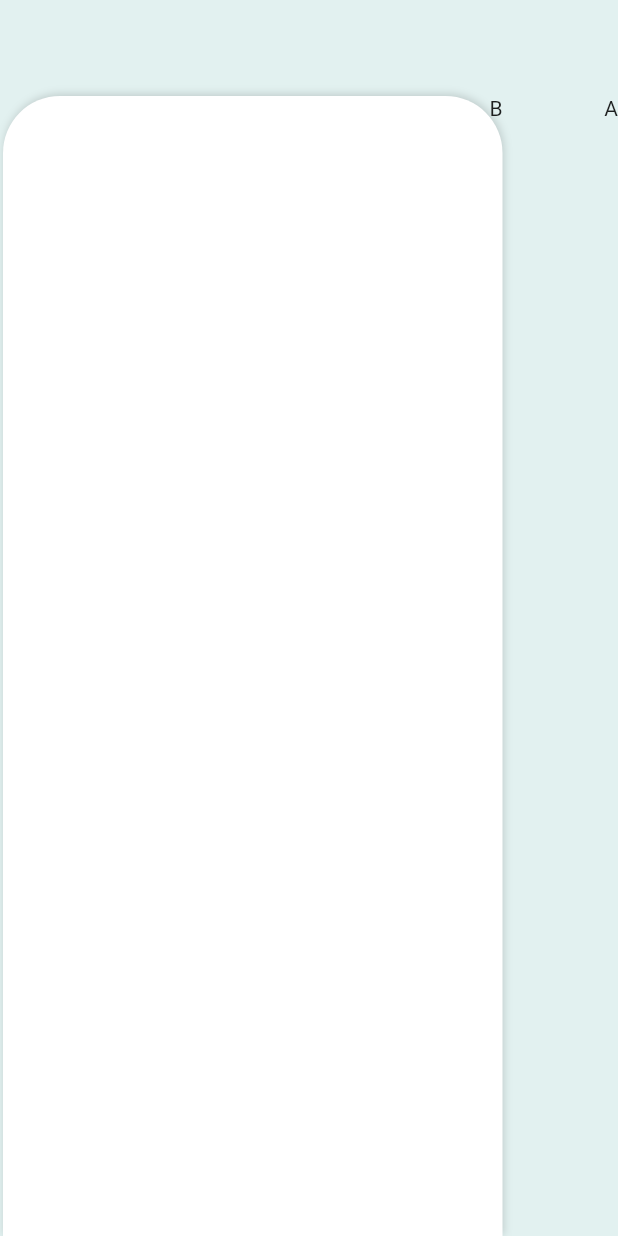
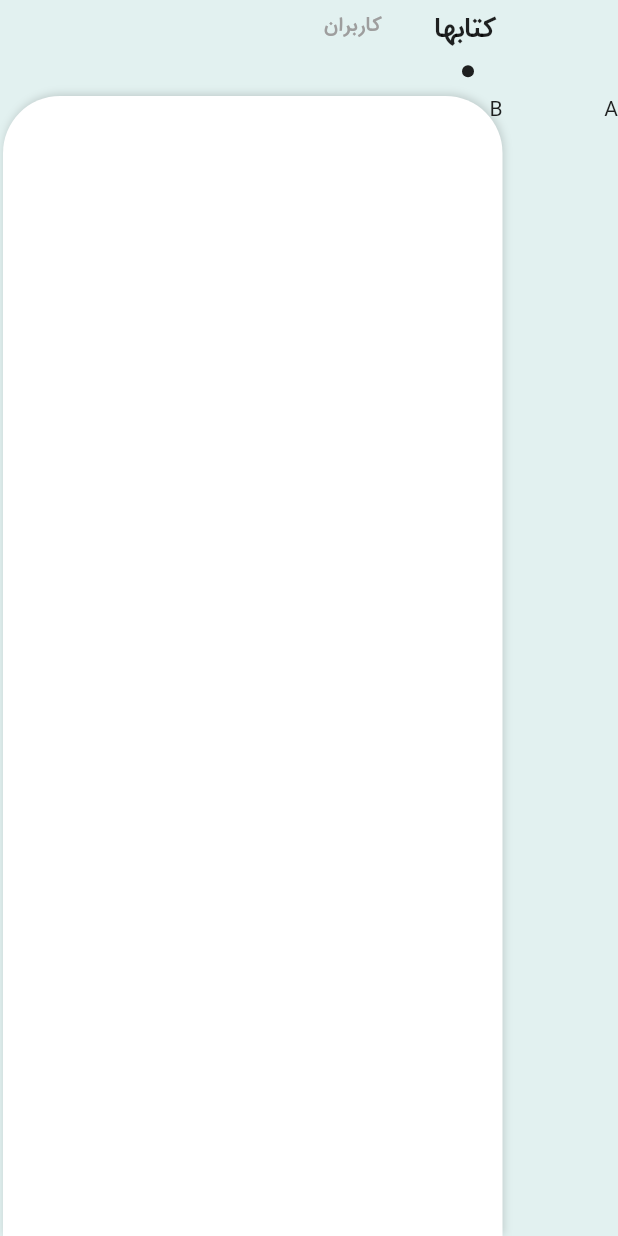
Before and after one commit to yazdanMhmmdi/book_shop_admin_panel, a Flutter app: the screen it shows after launch, on a phone screen of 412 x 824 dp. Run offline on Flutter 3.47's test engine with Material 2 defaults, Android fonts, the phone set to English and light mode, and no system bars; our stand-ins replace carousel_slider, flutter_rating_bar.

Commit message:
implement title selector inside action bar

```diff
--- a/lib/presentation/widget/action_bar.dart
+++ b/lib/presentation/widget/action_bar.dart
@@ -1,10 +1,17 @@
 import 'package:flutter/material.dart';
+
+import 'custom_tab_slider.dart';
 
 class ActionBar extends StatelessWidget {
   Widget child = Text("C");
   ActionBar({this.child});
   @override
   Widget build(BuildContext context) {
-    return Container(height: 64, color: Colors.transparent);
+    return Container(
+      height: 64,
+      width: MediaQuery.of(context).size.width,
+      color: Colors.transparent,
+      child: CustomTabSlider(),
+    );
   }
 }
--- /dev/null
+++ b/lib/presentation/widget/custom_tab_slider.dart
@@ -0,0 +1,30 @@
+import 'package:book_shop_admin_panel/presentation/widget/title_selector.dart';
+import 'package:flutter/material.dart';
+
+int tabNumber = 1;
+
+class CustomTabSlider extends StatefulWidget {
+  @override
+  _CustomTabSliderState createState() => _CustomTabSliderState();
+}
+
+class _CustomTabSliderState extends State<CustomTabSlider> {
+  @override
+  Widget build(BuildContext context) {
+    return Container(
+      child: Directionality(
+        textDirection: TextDirection.rtl,
+        child: Column(
+          mainAxisAlignment: MainAxisAlignment.center,
+          crossAxisAlignment: CrossAxisAlignment.start,
+          children: [
+            Padding(
+              padding: const EdgeInsets.only(right:65),
+              child: TitleSelector(titles: ["کتابها", "کاربران"], firstTab: 1),
+            )
+          ],
+        ),
+      ),
+    );
+  }
+}
--- /dev/null
+++ b/lib/presentation/widget/title_selector.dart
@@ -0,0 +1,125 @@
+
+import 'package:flutter/material.dart';
+
+import 'custom_tab_slider.dart';
+
+class TitleSelector extends StatefulWidget {
+  List<String> titles;
+  int firstTab = 1;
+  TitleSelector(
+      {@required this.titles, @required this.firstTab});
+  @override
+  _TitleSelectorState createState() => _TitleSelectorState();
+}
+
+class _TitleSelectorState extends State<TitleSelector> {
+  int _currentIndex = 0;
+  bool _isSelected;
+  double _rightPadding = 15;
+  int temp = 0;
+  bool sience = true, medicine = true;
+
+  @override
+  void initState() {
+    widget.firstTab = widget.firstTab - 1;
+    if (widget.firstTab == 0) {
+      //widget.bloc.add(FetchBooks(widget.firstTab + 1));
+    } else {
+      onTapping(widget.firstTab);
+    }
+    super.initState();
+  }
+
+  @override
+  Widget build(BuildContext context) {
+    return Padding(
+      padding: const EdgeInsets.symmetric(horizontal: 16),
+      child: Container(
+        height: 43,
+        child: ListView(scrollDirection: Axis.horizontal, children: <Widget>[
+          Stack(
+            children: [
+              Row(
+                children: _titleSelector(),
+              ),
+              AnimatedPositioned(
+                  bottom: 2,
+                  right: _rightPadding,
+                  child: Container(
+                    height: 8,
+                    width: 8,
+                    decoration: BoxDecoration(
+                      shape: BoxShape.circle,
+                      color: Colors.black87,
+                    ),
+                  ),
+                  duration: Duration(milliseconds: 300))
+            ],
+          )
+        ]),
+      ),
+    );
+  }
+
+  List<Widget> _titleSelector() {
+    return widget.titles.map((e) {
+      var index = widget.titles.indexOf(e);
+      _isSelected = _currentIndex == index;
+      return Padding(
+        padding: EdgeInsets.only(left: 35),
+        child: GestureDetector(
+          onTap: () {
+            if (temp != index) {
+              onTapping(index);
+            }
+
+          },
+          child:
+              Column(crossAxisAlignment: CrossAxisAlignment.center, children: [
+            Text(
+              e,
+              style: TextStyle(
+                color: _isSelected ? Colors.black87 : Colors.grey,
+                fontSize: _isSelected ? 22 : 16,
+                fontFamily: "IranSans",
+                fontWeight: FontWeight.w700,
+              ),
+            ),
+          ]),
+        ),
+      );
+    }).toList();
+  }
+
+  void onTapping(int index) {
+    setState(() {
+      tabNumber = index + 1;
+      _currentIndex = index;
+      print('cu : $_currentIndex and indx: $index temp = $temp');
+      int c = index;
+      print(c);
+
+      if (temp > index) {
+        c = temp - c;
+        if (c <= 0) {
+          _rightPadding -= 70;
+        } else {
+          _rightPadding = _rightPadding - (c * 70);
+        }
+      } else {
+        c = c - temp;
+        print(c);
+        if (c <= 0) {
+          _rightPadding += 70;
+        } else {
+          _rightPadding = (c * 70) + _rightPadding;
+        }
+      }
+      temp = index;
+    });
+    //int blocIndex = _currentIndex + 1;
+
+    //print('index; ${blocIndex}');
+    //widget.bloc.add(FetchBooks(blocIndex));
+  }
+}
```
